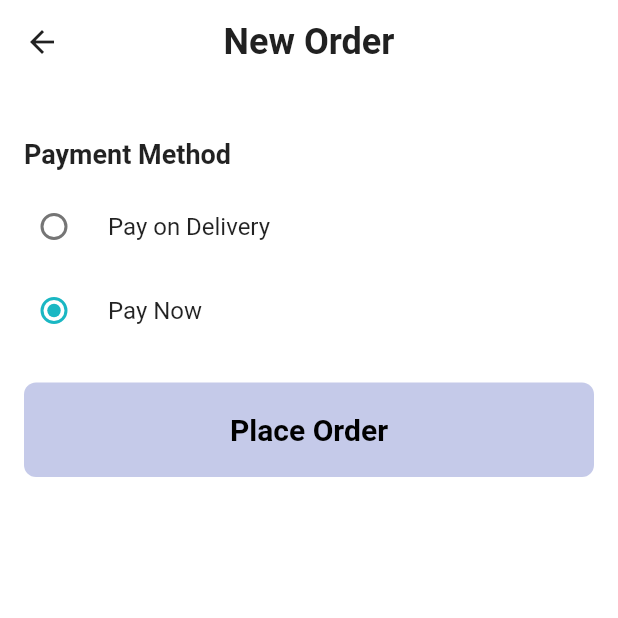
After one commit to Aditya01237/Ecommerce, a Flutter app: the OrderDetailScreen screen opened by its route, on a phone screen of 412 x 824 dp, the top half of it. The commit adds this screen. Run offline on Flutter 3.47's test engine with Material 2 defaults, Android fonts, the phone set to English and light mode, and no system bars; our stand-ins replace cached_network_image, dio, email_validator, flutter_bloc, input_quantity, pretty_dio_logger and 1 more; missing offline and left inert: flutter_carousel_slider; accounts and stored records are empty.

Commit message:
order screen, controler and model updated

```diff
--- a/FrontEnd/cart/lib/core/routes.dart
+++ b/FrontEnd/cart/lib/core/routes.dart
@@ -4,6 +4,8 @@ import 'package:cart/logic/cubits/category_product_cubit/category_product_cubit.
 import 'package:cart/presentation/screens/auth/providers/signup_provider.dart';
 import 'package:cart/presentation/screens/cart/cart_screen.dart';
 import 'package:cart/presentation/screens/home/home_screen.dart';
+import 'package:cart/presentation/screens/order/order_detail_screen.dart';
+import 'package:cart/presentation/screens/order/provider/order_detail_provider.dart';
 import 'package:cart/presentation/screens/product/category_product_screen.dart';
 import 'package:cart/presentation/screens/product/product_details_screen.dart';
 import 'package:cart/presentation/screens/splash/splash_screen.dart';
@@ -69,6 +71,14 @@ class Routes {
           builder: (context) => const EditProfileScreen(),
         );
 
+      case OrderDetailScreen.routeName:
+        return CupertinoPageRoute(
+          builder: (context) => ChangeNotifierProvider(
+            create: (context) => OrderDetailProvider(),
+            child: const OrderDetailScreen(),
+          ),
+        );
+
       default:
         return null;
     }
--- a/FrontEnd/cart/lib/presentation/screens/cart/cart_screen.dart
+++ b/FrontEnd/cart/lib/presentation/screens/cart/cart_screen.dart
@@ -1,3 +1,4 @@
+import 'package:cart/presentation/screens/order/order_detail_screen.dart';
 import 'package:flutter/cupertino.dart';
 import 'package:flutter/material.dart';
 import 'package:flutter_bloc/flutter_bloc.dart';
@@ -85,7 +86,10 @@ class _CartScreenState extends State<CartScreen> {
                     SizedBox(
                       width: MediaQuery.of(context).size.width / 2.5,
                       child: CupertinoButton(
-                        onPressed: () {},
+                        onPressed: () {
+                          Navigator.pushNamed(
+                              context, OrderDetailScreen.routeName);
+                        },
                         padding: EdgeInsets.all(
                             MediaQuery.of(context).size.width / 22),
                         color: AppColors.accent,
--- /dev/null
+++ b/FrontEnd/cart/lib/presentation/screens/order/order_detail_screen.dart
@@ -0,0 +1,230 @@
+import 'package:cart/core/ui.dart';
+import 'package:cart/data/models/user/user_model.dart';
+import 'package:cart/logic/cubits/cart_cubit/cart_cubit.dart';
+import 'package:cart/logic/cubits/cart_cubit/cart_state.dart';
+import 'package:cart/logic/cubits/user_cubit/user_cubit.dart';
+import 'package:cart/logic/cubits/user_cubit/user_state.dart';
+import 'package:cart/presentation/screens/order/provider/order_detail_provider.dart';
+import 'package:cart/presentation/screens/ui/edit_profile_screen.dart';
+import 'package:cart/presentation/widgets/primary_cart_button.dart';
+import 'package:flutter/material.dart';
+import 'package:flutter_bloc/flutter_bloc.dart';
+import 'package:provider/provider.dart';
+
+import '../../widgets/order_list_view.dart';
+
+class OrderDetailScreen extends StatefulWidget {
+  const OrderDetailScreen({super.key});
+
+  static const routeName = "order_detail";
+
+  @override
+  State<OrderDetailScreen> createState() => _OrderDetailScreenState();
+}
+
+class _OrderDetailScreenState extends State<OrderDetailScreen> {
+  @override
+  Widget build(BuildContext context) {
+    return Scaffold(
+      appBar: AppBar(
+        title: Text(
+          "New Order",
+          style: TextStyles.heading3,
+        ),
+        centerTitle: true,
+      ),
+      body: SafeArea(
+        child: ListView(
+          padding: const EdgeInsets.all(16),
+          children: [
+            BlocBuilder<UserCubit, UserState>(
+              builder: (context, state) {
+                if (state is UserLoadingState) {
+                  return const Center(
+                    child: CircularProgressIndicator(),
+                  );
+                }
+
+                if (state is UserLoggedInState) {
+                  UserModel user = state.userModel;
+                  return Column(
+                    crossAxisAlignment: CrossAxisAlignment.start,
+                    children: [
+                      Padding(
+                        padding: const EdgeInsets.symmetric(
+                            vertical: 10, horizontal: 8),
+                        child: Row(
+                          mainAxisAlignment: MainAxisAlignment.spaceBetween,
+                          children: [
+                            Text(
+                              "User Details",
+                              style: TextStyles.heading2,
+                            ),
+                            ElevatedButton(
+                              onPressed: () {
+                                Navigator.pushNamed(
+                                    context, EditProfileScreen.routeName);
+                              },
+                              style: ElevatedButton.styleFrom(
+                                backgroundColor: Colors.indigo[100],
+                                shape: RoundedRectangleBorder(
+                                  borderRadius: BorderRadius.circular(10),
+                                ),
+                              ),
+                              child: const Text(
+                                "Edit Profile",
+                                style: TextStyle(
+                                    fontWeight: FontWeight.bold,
+                                    fontSize: 15,
+                                    color: Colors.black),
+                              ),
+                            ),
+                          ],
+                        ),
+                      ),
+                      Row(
+                        mainAxisAlignment: MainAxisAlignment.spaceBetween,
+                        children: [
+                          Card(
+                            elevation: 4,
+                            shape: RoundedRectangleBorder(
+                              borderRadius: BorderRadius.circular(10),
+                            ),
+                            child: Padding(
+                              padding: const EdgeInsets.all(16.0),
+                              child: Column(
+                                crossAxisAlignment: CrossAxisAlignment.start,
+                                children: [
+                                  Text(
+                                    "${user.fullName}",
+                                    style: TextStyles.heading3,
+                                  ),
+                                  const SizedBox(height: 8),
+                                  Text(
+                                    "Email: ${user.email}",
+                                    style: TextStyles.body2,
+                                  ),
+                                  Text(
+                                    "Phone: ${user.phoneNumber}",
+                                    style: TextStyles.body2,
+                                  ),
+                                ],
+                              ),
+                            ),
+                          ),
+                          const SizedBox(height: 20),
+                          Card(
+                            elevation: 4,
+                            shape: RoundedRectangleBorder(
+                              borderRadius: BorderRadius.circular(10),
+                            ),
+                            child: Padding(
+                              padding: const EdgeInsets.all(16.0),
+                              child: Column(
+                                crossAxisAlignment: CrossAxisAlignment.start,
+                                children: [
+                                  const Text(
+                                    "Address",
+                                    style: TextStyle(
+                                      fontSize: 18,
+                                      fontWeight: FontWeight.bold,
+                                    ),
+                                  ),
+                                  const SizedBox(height: 10),
+                                  Text(
+                                    "${user.address}",
+                                    style: TextStyles.body2,
+                                  ),
+                                  Text(
+                                    "${user.city}, ${user.state}",
+                                    style: TextStyles.body2,
+                                  ),
+                                ],
+                              ),
+                            ),
+                          ),
+                        ],
+                      ),
+                      const SizedBox(height: 30),
+                      const Text(
+                        "Cart Items",
+                        style: TextStyle(
+                          fontSize: 24,
+                          fontWeight: FontWeight.bold,
+                        ),
+                      ),
+                      const SizedBox(height: 10),
+                    ],
+                  );
+                }
+                return const SizedBox(height: 10);
+              },
+            ),
+            BlocBuilder<CartCubit, CartState>(
+              builder: (context, state) {
+                if (state is CartLoadingState) {
+                  return const Center(
+                    child: CircularProgressIndicator(),
+                  );
+                }
+
+                if (state is CartErrorState) {
+                  return Text(
+                    state.message,
+                    style: const TextStyle(
+                      color: Colors.red,
+                    ),
+                  );
+                }
+
+                return OrderListView(
+                  items: state.items,
+                  shrinkWrap: true,
+                  noScroll: true,
+                );
+              },
+            ),
+            Consumer<OrderDetailProvider>(
+              builder: (context, provider, child) {
+                return Column(
+                  crossAxisAlignment: CrossAxisAlignment.start,
+                  children: [
+                    const Padding(
+                      padding: EdgeInsets.symmetric(vertical: 10),
+                      child: Text(
+                        "Payment Method",
+                        style: TextStyle(
+                          fontSize: 18,
+                          fontWeight: FontWeight.bold,
+                        ),
+                      ),
+                    ),
+                    RadioListTile(
+                      value: "pay-no-delivery",
+                      groupValue: provider.paymentMethod,
+                      contentPadding: EdgeInsets.zero,
+                      onChanged: provider.changePaymentMethod,
+                      title: const Text("Pay on Delivery"),
+                    ),
+                    RadioListTile(
+                      value: "pay-now",
+                      groupValue: provider.paymentMethod,
+                      contentPadding: EdgeInsets.zero,
+                      onChanged: provider.changePaymentMethod,
+                      title: const Text("Pay Now"),
+                    ),
+                    const SizedBox(height: 20),
+                    PrimaryCartButton(
+                      onPressed: () {},
+                      text: "Place Order",
+                    ),
+                  ],
+                );
+              },
+            ),
+          ],
+        ),
+      ),
+    );
+  }
+}
--- /dev/null
+++ b/FrontEnd/cart/lib/presentation/screens/order/provider/order_detail_provider.dart
@@ -0,0 +1,10 @@
+import 'package:flutter/material.dart';
+
+class OrderDetailProvider with ChangeNotifier {
+  String? paymentMethod = "pay-now";
+
+  void changePaymentMethod(String? value) {
+    paymentMethod = value;
+    notifyListeners();
+  }
+}
--- a/FrontEnd/cart/lib/presentation/widgets/cart_list_view.dart
+++ b/FrontEnd/cart/lib/presentation/widgets/cart_list_view.dart
@@ -5,7 +5,6 @@ import 'package:input_quantity/input_quantity.dart';
 import '../../data/models/cart/cart_item_model.dart';
 import '../../logic/cubits/cart_cubit/cart_cubit.dart';
 import '../../logic/services/formatter.dart';
-import 'link_button.dart';
 
 class CartListView extends StatelessWidget {
   final List<CartItemModel> items;
--- a/FrontEnd/cart/lib/presentation/widgets/link_button.dart
+++ b/FrontEnd/cart/lib/presentation/widgets/link_button.dart
@@ -18,7 +18,7 @@ class LinkButton extends StatelessWidget {
       padding: EdgeInsets.zero,
       child: Text(
         text,
-        style: const TextStyle(color: Colors.blue),
+        style: const TextStyle(color: Colors.blue, fontSize: 20),
       ),
     );
   }
```
Also changed, not shown: FrontEnd/cart/lib/data/models/user/user_model.dart (+13 -13 lines), FrontEnd/cart/lib/data/repositories/order_repository.dart (+4 -34 lines), FrontEnd/cart/lib/presentation/widgets/order_list_view.dart (added, +104 -0 lines), 2 other files.
